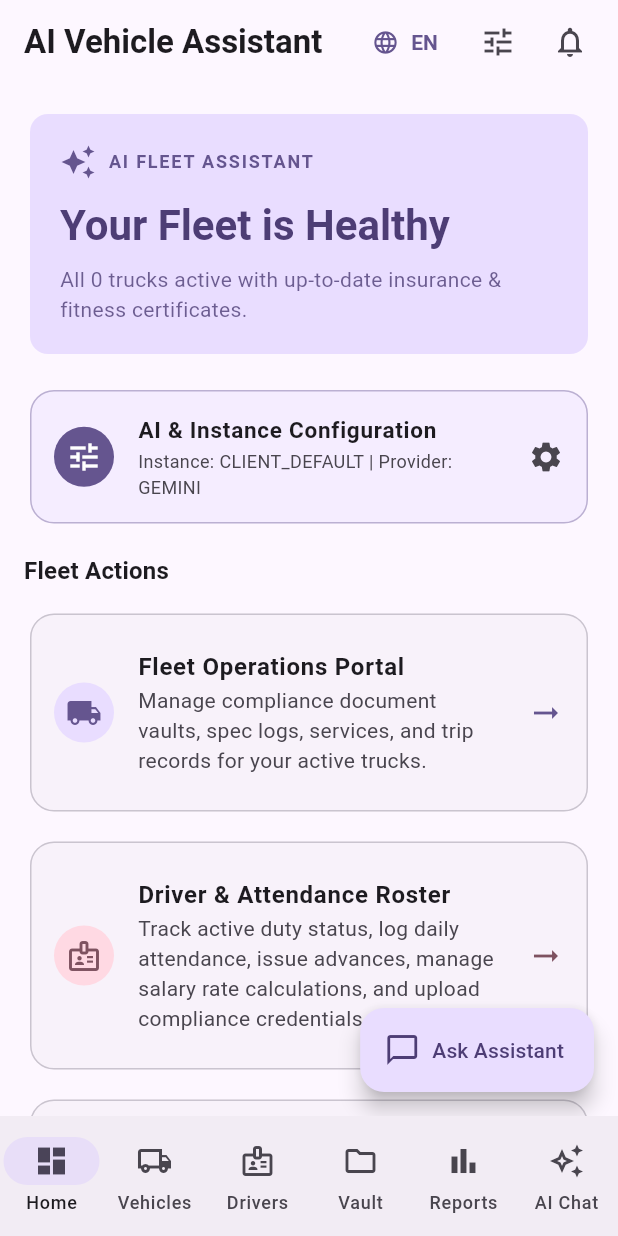
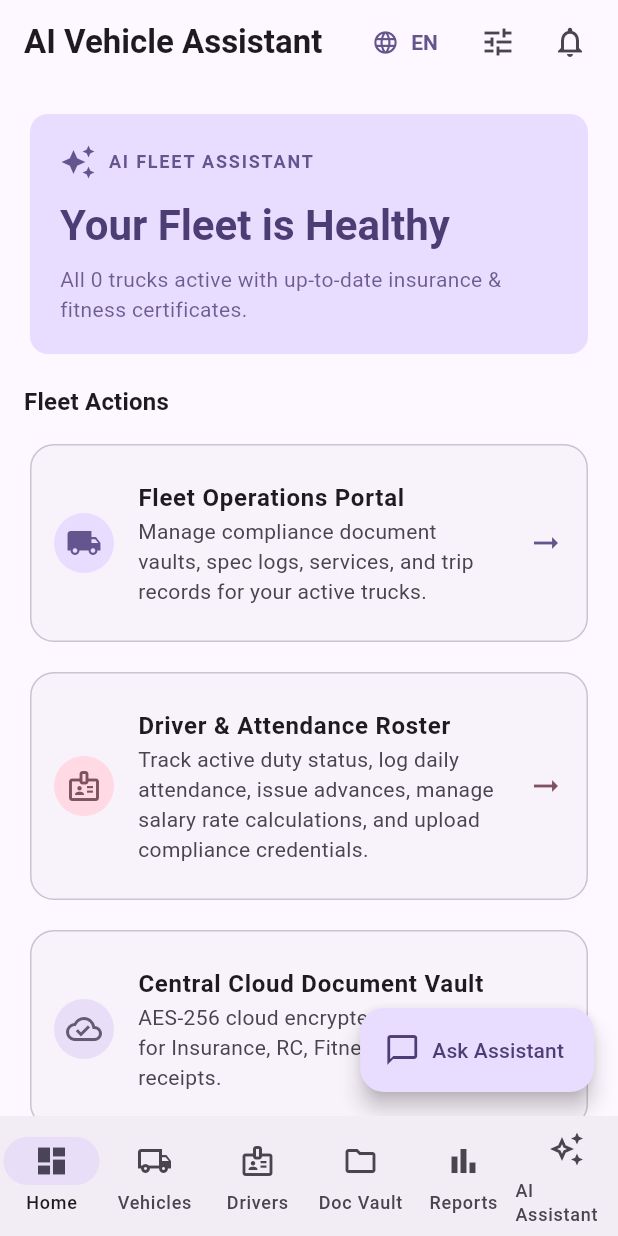
Before and after one commit to jusankar/ai-vehicle-driver-assistant, a Flutter app: the screen it shows after launch, on a phone screen of 412 x 824 dp. Run offline on Flutter 3.47's test engine with Material 3 defaults, Android fonts, the phone set to English and light mode, and no system bars; our stand-ins replace file_picker, google_generative_ai, image_picker, speech_to_text.

Commit message:
feat: implement auto-vehicle creation and i18n
Add automatic vehicle creation logic to the server based on parsed documents and introduce a centralized localization service to support multi-language UI across the Flutter app.

```diff
--- /dev/null
+++ b/flutter_app/lib/services/localization_service.dart
@@ -0,0 +1,222 @@
+class LocalizationService {
+  static final Map<String, Map<String, String>> _localizedValues = {
+    'en': {
+      // Buttons
+      'btn_save': 'Save',
+      'btn_cancel': 'Cancel',
+      'btn_close': 'Close',
+      'btn_edit': 'Edit',
+      'btn_delete': 'Delete',
+      'btn_add': 'Add',
+      'btn_upload': 'Upload',
+      'btn_retry': 'Retry',
+      'btn_submit': 'Submit',
+      'btn_confirm': 'Confirm',
+      'btn_clear': 'Clear',
+      'btn_search': 'Search',
+      'btn_filter': 'Filter',
+      'btn_refresh': 'Refresh',
+      'btn_test_connection': 'Test Connection',
+      'btn_save_config': 'Save Config',
+      'btn_export_pdf': 'Export PDF',
+      'btn_export_excel': 'Export Excel',
+      'btn_view_details': 'View Details',
+      'btn_assign_driver': 'Assign Driver',
+      'btn_add_vehicle': 'Add Vehicle',
+      'btn_add_driver': 'Add Driver',
+      'btn_log_expense': 'Log Expense',
+      'btn_log_fuel': 'Log Fuel',
+      'btn_send': 'Send',
+      'btn_download': 'Download',
+      'btn_back': 'Back',
+      'btn_next': 'Next',
+      'btn_done': 'Done',
+      'btn_apply': 'Apply',
+      'btn_reset': 'Reset',
+
+      // Navigation / Tabs
+      'nav_home': 'Home',
+      'nav_vehicles': 'Vehicles',
+      'nav_drivers': 'Drivers',
+      'nav_vault': 'Doc Vault',
+      'nav_reports': 'Reports',
+      'nav_ai_chat': 'AI Assistant',
+      'nav_reminders': 'Reminders',
+      'nav_settings': 'Settings',
+
+      // Statuses
+      'status_active': 'Active',
+      'status_maintenance': 'In Maintenance',
+      'status_inactive': 'Inactive',
+      'status_onduty': 'On Duty',
+      'status_offduty': 'Off Duty',
+      'status_present': 'Present',
+      'status_absent': 'Absent',
+      'status_leave': 'On Leave',
+
+      // Headings & Labels
+      'lbl_app_title': 'AI Vehicle & Driver Assistant',
+      'lbl_total_vehicles': 'Total Vehicles',
+      'lbl_total_drivers': 'Total Drivers',
+      'lbl_active_trips': 'Active Trips',
+      'lbl_monthly_expenses': 'Monthly Expenses',
+      'lbl_fastag_balance': 'FASTag Balance',
+      'lbl_odometer': 'Odometer',
+      'lbl_insurance_expiry': 'Insurance Expiry',
+      'lbl_fitness_expiry': 'Fitness Expiry',
+      'lbl_permit_expiry': 'Permit Expiry',
+      'lbl_license_expiry': 'License Expiry',
+      'lbl_puc_expiry': 'PUC Expiry',
+      'lbl_road_tax_expiry': 'Road Tax Expiry',
+      'lbl_status': 'Status',
+      'lbl_plate_number': 'Plate Number',
+      'lbl_model': 'Model',
+      'lbl_manufacturer': 'Manufacturer',
+      'lbl_driver_name': 'Driver Name',
+      'lbl_phone': 'Phone Number',
+      'lbl_license_no': 'License Number',
+      'lbl_assigned_vehicle': 'Assigned Vehicle',
+      'lbl_documents': 'Documents',
+      'lbl_fuel_logs': 'Fuel Logs',
+      'lbl_expenses': 'Expenses',
+      'lbl_service_history': 'Service History',
+      'lbl_trip_history': 'Trip History',
+      'lbl_recent_activity': 'Recent Fleet Activity',
+      'lbl_smart_extraction': 'Smart Document Auto-Extraction',
+      'lbl_ai_config': 'AI & Instance Configuration',
+      'lbl_client_id': 'Client Instance ID',
+      'lbl_ai_provider': 'AI Provider',
+      'lbl_api_key': 'API Key',
+      'lbl_model_name': 'Model Name',
+      'lbl_base_url': 'Base URL',
+
+      // Direct string aliases for legacy code support
+      'Save': 'Save',
+      'Cancel': 'Cancel',
+      'Close': 'Close',
+      'Edit': 'Edit',
+      'Delete': 'Delete',
+      'Add Vehicle': 'Add Vehicle',
+      'Add Driver': 'Add Driver',
+      'Upload Document': 'Upload Document',
+      'Test Connection': 'Test Connection',
+      'Save Config': 'Save Config',
+      'Log Fuel': 'Log Fuel',
+      'Log Expense': 'Log Expense',
+    },
+    'ta': {
+      // Buttons
+      'btn_save': 'சேமிக்கவும்',
+      'btn_cancel': 'ரத்து செய்ய',
+      'btn_close': 'மூடுக',
+      'btn_edit': 'திருத்து',
+      'btn_delete': 'நீக்கு',
+      'btn_add': 'சேர்க்க',
+      'btn_upload': 'பதிவேற்று',
+      'btn_retry': 'மீண்டும் முயல்க',
+      'btn_submit': 'சமர்ப்பி',
+      'btn_confirm': 'உறுதிசெய்க',
+      'btn_clear': 'அழி',
+      'btn_search': 'தேடுக',
+      'btn_filter': 'வடிகட்டு',
+      'btn_refresh': 'புதுப்பி',
+      'btn_test_connection': 'இணைப்பை சோதிக்கவும்',
+      'btn_save_config': 'அமைப்புகளை சேமி',
+      'btn_export_pdf': 'PDF ஆக ஏற்றுமதி',
+      'btn_export_excel': 'Excel ஆக ஏற்றுமதி',
+      'btn_view_details': 'விவரங்களை பார்க்க',
+      'btn_assign_driver': 'ஓட்டுநரை நியமிக்க',
+      'btn_add_vehicle': 'வாகனம் சேர்க்க',
+      'btn_add_driver': 'ஓட்டுநர் சேர்க்க',
+      'btn_log_expense': 'செலவை பதிவுசெய்க',
+      'btn_log_fuel': 'எரிபொருள் பதிவுசெய்க',
+      'btn_send': 'அனுப்புக',
+      'btn_download': 'பதிவிறக்கு',
+      'btn_back': 'பின்செல்க',
+      'btn_next': 'அடுத்து',
+      'btn_done': 'முடிந்தது',
+      'btn_apply': 'பயன்படுத்து',
+      'btn_reset': 'மீட்டமை',
+
+      // Navigation / Tabs
+      'nav_home': 'முகப்பு',
+      'nav_vehicles': 'வாகனங்கள்',
+      'nav_drivers': 'ஓட்டுநர்கள்',
+      'nav_vault': 'ஆவண பெட்டகம்',
+      'nav_reports': 'அறிக்கைகள்',
+      'nav_ai_chat': 'AI உதவி',
+      'nav_reminders': 'நினைவூட்டல்கள்',
+      'nav_settings': 'அமைப்புகள்',
+
+      // Statuses
+      'status_active': 'செயலில்',
+      'status_maintenance': 'பராமரிப்பில்',
+      'status_inactive': 'செயலிழந்தது',
+      'status_onduty': 'பணியில்',
+      'status_offduty': 'பணியில் இல்லை',
+      'status_present': 'வந்துள்ளார்',
+      'status_absent': 'வரவில்லை',
+      'status_leave': 'விடுப்பில்',
+
+      // Headings & Labels
+      'lbl_app_title': 'AI வாகன & ஓட்டுநர் உதவியாளர்',
+      'lbl_total_vehicles': 'மொத்த வாகனங்கள்',
+      'lbl_total_drivers': 'மொத்த ஓட்டுநர்கள்',
+      'lbl_active_trips': 'நடப்பு பயணங்கள்',
+      'lbl_monthly_expenses': 'மாதாந்திர செலவுகள்',
+      'lbl_fastag_balance': 'FASTag இருப்பு',
+      'lbl_odometer': 'ஓடோமீட்டர்',
+      'lbl_insurance_expiry': 'காப்பீடு காலாவதி',
+      'lbl_fitness_expiry': 'தகுதிச்சான்று காலாவதி',
+      'lbl_permit_expiry': 'அனுமதி காலாவதி',
+      'lbl_license_expiry': 'ஓட்டுநர் உரிமம் காலாவதி',
+      'lbl_puc_expiry': 'புகை சோதனை சான்று காலாவதி',
+      'lbl_road_tax_expiry': 'சாலை வரி காலாவதி',
+      'lbl_status': 'நிலை',
+      'lbl_plate_number': 'வாகன எண்',
+      'lbl_model': 'மாதிரி',
+      'lbl_manufacturer': 'தயாரிப்பாளர்',
+      'lbl_driver_name': 'ஓட்டுநர் பெயர்',
+      'lbl_phone': 'தொலைபேசி எண்',
+      'lbl_license_no': 'உரிம எண்',
+      'lbl_assigned_vehicle': 'ஒதுக்கப்பட்ட வாகனம்',
+      'lbl_documents': 'ஆவணங்கள்',
+      'lbl_fuel_logs': 'எரிபொருள் பதிவுகள்',
+      'lbl_expenses': 'செலவுகள்',
+      'lbl_service_history': 'பராமரிப்பு வரலாறு',
+      'lbl_trip_history': 'பயண வரலாறு',
+      'lbl_recent_activity': 'சமீபத்திய வாகன நடவடிக்கை',
+      'lbl_smart_extraction': 'தானியங்கி ஆவணப் பிரிப்பு',
+      'lbl_ai_config': 'AI & நிகழ்வு அமைப்பு',
+      'lbl_client_id': 'கிளையண்ட் நிகழ்வு ஐடி',
+      'lbl_ai_provider': 'AI வழங்குநர்',
+      'lbl_api_key': 'API சாவி',
+      'lbl_model_name': 'மாதிரி பெயர்',
+      'lbl_base_url': 'தள முகவரி',
+
+      // Direct string aliases for legacy code support
+      'Save': 'சேமிக்கவும்',
+      'Cancel': 'ரத்து செய்ய',
+      'Close': 'மூடுக',
+      'Edit': 'திருத்து',
+      'Delete': 'நீக்கு',
+      'Add Vehicle': 'வாகனம் சேர்க்க',
+      'Add Driver': 'ஓட்டுநர் சேர்க்க',
+      'Upload Document': 'ஆவணம் பதிவேற்று',
+      'Test Connection': 'இணைப்பை சோதிக்கவும்',
+      'Save Config': 'அமைப்புகளை சேமி',
+      'Log Fuel': 'எரிபொருள் பதிவுசெய்',
+      'Log Expense': 'செலவை பதிவுசெய்க',
+    }
+  };
+
+  static String tr(String lang, String keyOrEn, {String? defaultTa}) {
+    if (_localizedValues[lang]?.containsKey(keyOrEn) == true) {
+      return _localizedValues[lang]![keyOrEn]!;
+    }
+    if (lang == 'ta') {
+      return defaultTa ?? keyOrEn;
+    }
+    return keyOrEn;
+  }
+}
--- a/flutter_app/lib/viewmodels/fleet_viewmodel.dart
+++ b/flutter_app/lib/viewmodels/fleet_viewmodel.dart
@@ -1,6 +1,7 @@
 import 'package:flutter/material.dart';
 import '../models/fleet_model.dart';
 import '../models/cloud_document.dart';
+import '../services/localization_service.dart';
 
 class FleetViewModel extends ChangeNotifier {
   final List<Vehicle> _vehicles = [];
@@ -46,8 +47,8 @@ class FleetViewModel extends ChangeNotifier {
     notifyListeners();
   }
 
-  String tr(String enText, String taText) {
-    return isTamil ? taText : enText;
+  String tr(String keyOrEn, [String? taText]) {
+    return LocalizationService.tr(_language, keyOrEn, defaultTa: taText);
   }
 
   List<Vehicle> get vehicles => _vehicles;
--- a/flutter_app/lib/views/home_view.dart
+++ b/flutter_app/lib/views/home_view.dart
@@ -25,6 +25,7 @@ class _HomeViewState extends State<HomeView> {
 
   @override
   Widget build(BuildContext context) {
+    final fleetVM = context.watch<FleetViewModel>();
     final pages = [
       _HomeDashboardContent(
         onNavigateTab: (index) {
@@ -52,36 +53,36 @@ class _HomeViewState extends State<HomeView> {
             _currentIndex = index;
           });
         },
-        destinations: const [
+        destinations: [
           NavigationDestination(
-            icon: Icon(Icons.dashboard_outlined),
-            selectedIcon: Icon(Icons.dashboard),
-            label: 'Home',
+            icon: const Icon(Icons.dashboard_outlined),
+            selectedIcon: const Icon(Icons.dashboard),
+            label: fleetVM.tr('nav_home'),
           ),
           NavigationDestination(
-            icon: Icon(Icons.local_shipping_outlined),
-            selectedIcon: Icon(Icons.local_shipping),
-            label: 'Vehicles',
+            icon: const Icon(Icons.local_shipping_outlined),
+            selectedIcon: const Icon(Icons.local_shipping),
+            label: fleetVM.tr('nav_vehicles'),
           ),
           NavigationDestination(
-            icon: Icon(Icons.badge_outlined),
-            selectedIcon: Icon(Icons.badge),
-            label: 'Drivers',
+            icon: const Icon(Icons.badge_outlined),
+            selectedIcon: const Icon(Icons.badge),
+            label: fleetVM.tr('nav_drivers'),
           ),
           NavigationDestination(
-            icon: Icon(Icons.folder_outlined),
-            selectedIcon: Icon(Icons.folder),
-            label: 'Vault',
+            icon: const Icon(Icons.folder_outlined),
+            selectedIcon: const Icon(Icons.folder),
+            label: fleetVM.tr('nav_vault'),
           ),
           NavigationDestination(
-            icon: Icon(Icons.bar_chart_outlined),
-            selectedIcon: Icon(Icons.bar_chart),
-            label: 'Reports',
+            icon: const Icon(Icons.bar_chart_outlined),
+            selectedIcon: const Icon(Icons.bar_chart),
+            label: fleetVM.tr('nav_reports'),
           ),
           NavigationDestination(
-            icon: Icon(Icons.auto_awesome_outlined),
-            selectedIcon: Icon(Icons.auto_awesome),
-            label: 'AI Chat',
+            icon: const Icon(Icons.auto_awesome_outlined),
+            selectedIcon: const Icon(Icons.auto_awesome),
+            label: fleetVM.tr('nav_ai_chat'),
           ),
         ],
       ),
@@ -156,37 +157,6 @@ class _HomeDashboardContent extends StatelessWidget {
             children: [
               // Hello Greeting Hero
               _buildHeaderCard(context, theme, fleetVM),
-              const SizedBox(height: 16),
-
-              // AI & Instance Configuration Hero Card
-              Card(
-                elevation: 0,
-                color: theme.colorScheme.primaryContainer.withOpacity(0.4),
-                shape: RoundedRectangleBorder(
-                  side: BorderSide(color: theme.colorScheme.primary.withOpacity(0.4)),
-                  borderRadius: BorderRadius.circular(16),
-                ),
-                child: ListTile(
-                  contentPadding: const EdgeInsets.symmetric(horizontal: 16, vertical: 8),
-                  leading: CircleAvatar(
-                    backgroundColor: theme.colorScheme.primary,
-                    child: const Icon(Icons.tune, color: Colors.white),
-                  ),
-                  title: Text(
-                    fleetVM.tr('AI & Instance Configuration', 'AI & நிகழ்வு அமைப்பு'),
-                    style: const TextStyle(fontWeight: FontWeight.bold, fontSize: 15),
-                  ),
-                  subtitle: Text(
-                    fleetVM.tr(
-                      'Instance: ${fleetVM.instanceClientId} | Provider: ${fleetVM.aiProvider.toUpperCase()}',
-                      'நிகழ்வு: ${fleetVM.instanceClientId} | AI: ${fleetVM.aiProvider.toUpperCase()}',
-                    ),
-                    style: TextStyle(color: theme.colorScheme.onSurfaceVariant, fontSize: 12),
-                  ),
-                  trailing: const Icon(Icons.settings),
-                  onTap: () => _showConfigurationDialog(context, fleetVM),
-                ),
-              ),
               const SizedBox(height: 16),
 
               // Fleet Portal Section
@@ -872,7 +842,7 @@ class _HomeDashboardContent extends StatelessWidget {
                         }
                       },
                       icon: isTesting ? const SizedBox(width: 14, height: 14, child: CircularProgressIndicator(strokeWidth: 2)) : const Icon(Icons.swap_calls, size: 16),
-                      label: Text(vm.tr('Test Connection', 'இணைப்பை சோதிக்கவும்')),
+                      label: Text(vm.tr('btn_test_connection')),
                     ),
                   ],
                 ),
@@ -880,7 +850,7 @@ class _HomeDashboardContent extends StatelessWidget {
               actions: [
                 TextButton(
                   onPressed: () => Navigator.pop(dialogCtx),
-                  child: Text(vm.tr('Cancel', 'ரத்து')),
+                  child: Text(vm.tr('btn_cancel')),
                 ),
                 ElevatedButton(
                   style: ElevatedButton.styleFrom(
@@ -903,7 +873,7 @@ class _HomeDashboardContent extends StatelessWidget {
                       ),
                     );
                   },
-                  child: Text(vm.tr('Save Config', 'சேமிக்கவும்')),
+                  child: Text(vm.tr('btn_save_config')),
                 ),
               ],
             );
```
Also changed, not shown: 2 other files.
